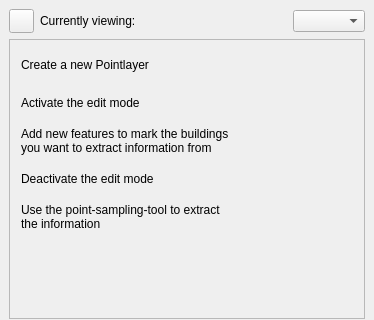
Above: mole/view/ui_main_process_dock.ui from UdK-VPT/Open_eQuarter before the change; both pictures show x 0 to 374 and y 0 to 320 of the 374 by 516 pixel window. Below: the same form after it.
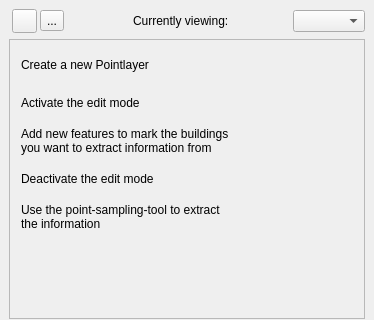
That is the form after the change. Icons and pictures are not drawn. Custom widgets are drawn as their Qt base class.

Commit message: - The main-process-dock now has a tool-menu from which the color-picker can be started or new wms-layers can be loaded (closes #32)

Patch:
```diff
--- a/mole/view/ui_main_process_dock.ui
+++ b/mole/view/ui_main_process_dock.ui
@@ -39,6 +39,11 @@
 	border: none;
 }
 
+#menu_bar {
+	padding: -10px;
+}
+
+
 
 </string>
   </property>
@@ -55,6 +60,21 @@
    <layout class="QVBoxLayout" name="verticalLayout_5">
     <item>
      <layout class="QHBoxLayout" name="horizontalLayout_3">
+      <item alignment="Qt::AlignLeft">
+       <widget class="QWidget" name="menu_bar" native="true">
+        <property name="minimumSize">
+         <size>
+          <width>60</width>
+          <height>0</height>
+         </size>
+        </property>
+        <layout class="QHBoxLayout" name="horizontalLayout" stretch="0,0">
+         <property name="spacing">
+          <number>0</number>
+         </property>
+         <property name="margin">
+          <number>0</number>
+         </property>
       <item>
        <widget class="QToolButton" name="settings_dropdown_btn">
         <property name="text">
@@ -70,7 +90,46 @@
           <height>17</height>
          </size>
         </property>
-       </widget>
+           <property name="popupMode">
+            <enum>QToolButton::InstantPopup</enum>
+           </property>
+          </widget>
+         </item>
+         <item>
+          <widget class="QToolButton" name="tools_dropdown_btn">
+           <property name="text">
+            <string>...</string>
+           </property>
+           <property name="icon">
+            <iconset resource="resources.qrc">
+             <normaloff>:/Controls/icons/tools.png</normaloff>:/Controls/icons/tools.png</iconset>
+           </property>
+           <property name="iconSize">
+            <size>
+             <width>17</width>
+             <height>17</height>
+            </size>
+           </property>
+           <property name="popupMode">
+            <enum>QToolButton::InstantPopup</enum>
+           </property>
+          </widget>
+         </item>
+        </layout>
+       </widget>
+      </item>
+      <item>
+       <spacer name="horizontalSpacer_4">
+        <property name="orientation">
+         <enum>Qt::Horizontal</enum>
+        </property>
+        <property name="sizeHint" stdset="0">
+         <size>
+          <width>40</width>
+          <height>20</height>
+         </size>
+        </property>
+       </spacer>
       </item>
       <item>
        <widget class="QLabel" name="label">
```
Lines whose indentation alone changed are shown as unchanged. The commit also changes 12 other files.
